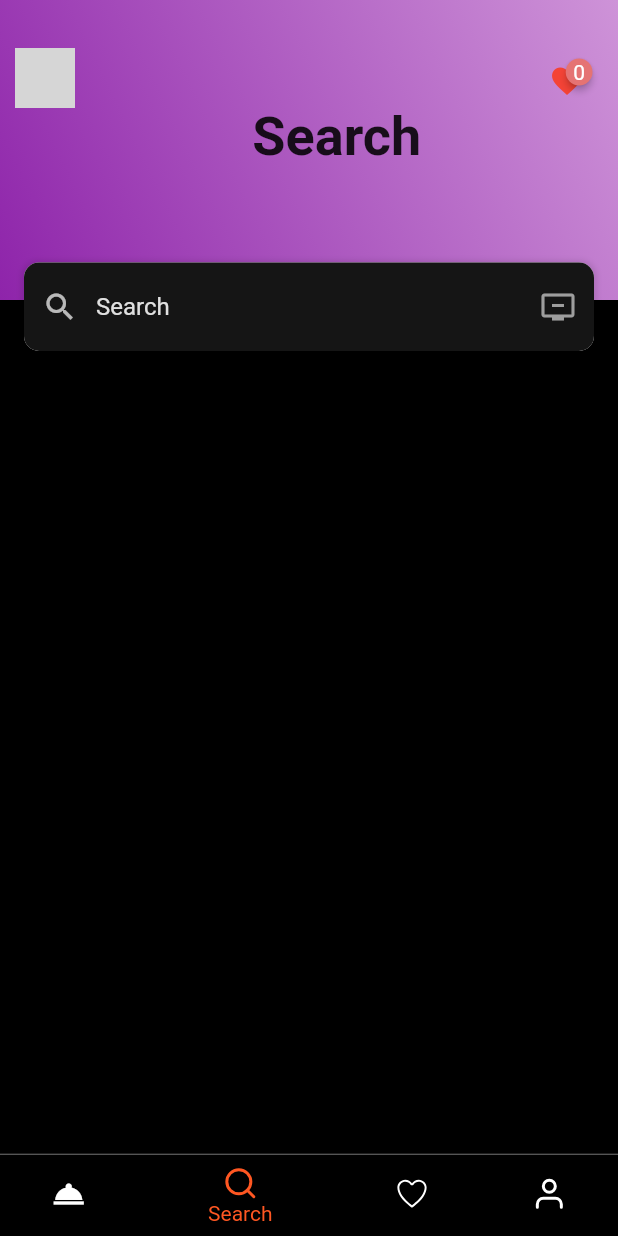
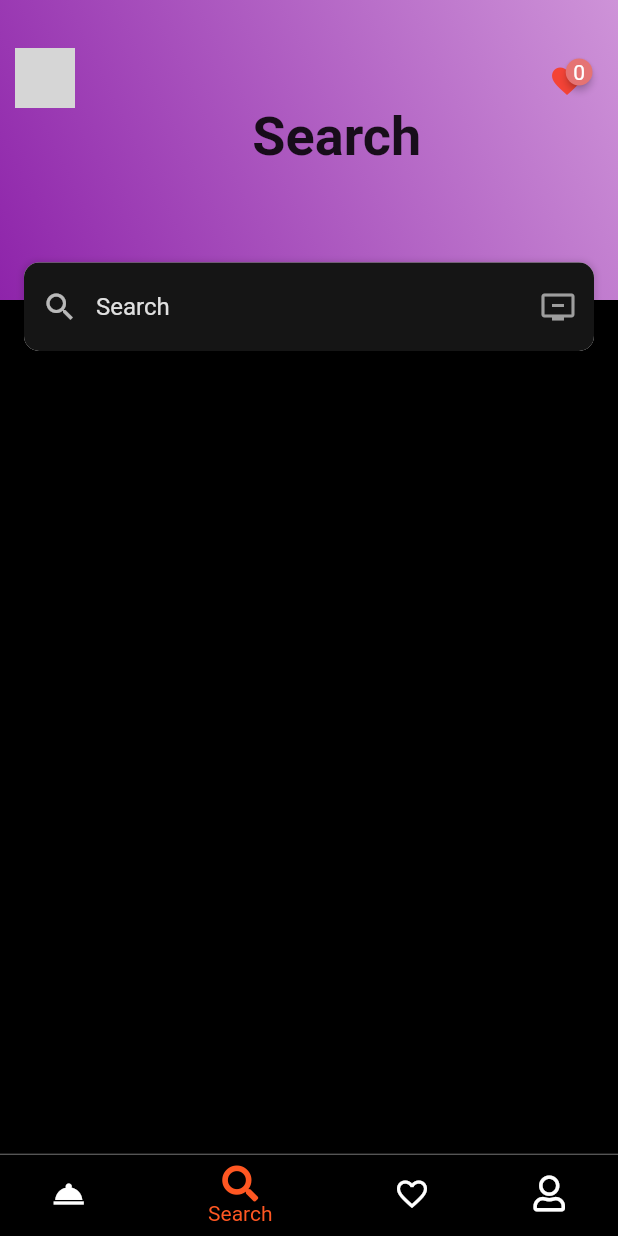
Before and after one commit to hassan-zafar/meditation_alive-Video-app, a Flutter app: the screen it shows once a user with an empty profile is signed in, item 2 of the bottom bar chosen, on a phone screen of 412 x 824 dp. Run offline on Flutter 3.47's test engine with Material 2 defaults, Android fonts, the phone set to English and light mode, and no system bars; drawn by our look-alikes of badges; our stand-ins replace bot_toast, cached_network_image, cloud_firestore, firebase_auth, firebase_core, firebase_messaging and 10 more; missing offline and left inert: list_tile_switch; accounts and stored records are empty; network calls fail; grey boxes are pictures that could not be loaded.

Commit message:
removed flutter icons

```diff
--- a/lib/auth/forget_password.dart
+++ b/lib/auth/forget_password.dart
@@ -1,7 +1,5 @@
 import 'package:firebase_auth/firebase_auth.dart';
 import 'package:flutter/material.dart';
-import 'package:flutter_icons/flutter_icons.dart';
-import 'package:fluttertoast/fluttertoast.dart';
 import 'package:meditation_alive/services/global_method.dart';
 import 'package:meditation_alive/widgets/commonWidgets.dart';
 
@@ -121,7 +119,7 @@ class _ForgetPasswordState extends State<ForgetPassword> {
                           width: 5,
                         ),
                         Icon(
-                          Entypo.key,
+                          Icons.lock,
                           size: 18,
                         )
                       ],
--- a/lib/auth/sign_up.dart
+++ b/lib/auth/sign_up.dart
@@ -2,7 +2,6 @@ import 'dart:io';
 import 'package:firebase_storage/firebase_storage.dart';
 import 'package:flutter/material.dart';
 import 'package:flutter/services.dart';
-import 'package:flutter_icons/flutter_icons.dart';
 import 'package:image_picker/image_picker.dart';
 import 'package:meditation_alive/consts/colors.dart';
 import 'package:meditation_alive/services/global_method.dart';
@@ -428,7 +427,7 @@ class _SignUpScreenState extends State<SignUpScreen> {
                                           width: 5,
                                         ),
                                         Icon(
-                                          Feather.user,
+                                          Icons.person,
                                           size: 18,
                                         )
                                       ],
--- a/lib/consts/my_icons.dart
+++ b/lib/consts/my_icons.dart
@@ -1,16 +1,14 @@
-
 import 'package:flutter/material.dart';
-import 'package:flutter_icons/flutter_icons.dart';
+import 'package:font_awesome_flutter/font_awesome_flutter.dart';
 
 class MyAppIcons {
-
-static IconData home = Feather.home;
-static IconData rss = Feather.rss;
-static IconData search = Feather.search;
-static IconData user = Feather.user;
-static IconData cart = MaterialCommunityIcons.cart;
-static IconData bag = Feather.shopping_bag;
-static IconData trash = Feather.trash;
-static IconData wishlist = Ionicons.ios_heart_empty;
-static IconData upload = Feather.upload;
+  static IconData home = FontAwesomeIcons.home;
+  static IconData rss = FontAwesomeIcons.rss;
+  static IconData search = FontAwesomeIcons.search;
+  static IconData user = FontAwesomeIcons.user;
+  static IconData cart = FontAwesomeIcons.shoppingCart;
+  static IconData bag = FontAwesomeIcons.shoppingBag;
+  static IconData trash = FontAwesomeIcons.trash;
+  static IconData wishlist = Icons.favorite_border_outlined;
+  static IconData upload = FontAwesomeIcons.upload;
 }
--- a/lib/main.dart
+++ b/lib/main.dart
@@ -20,7 +20,6 @@ import 'consts/theme_data.dart';
 const AndroidNotificationChannel channel = AndroidNotificationChannel(
   "high_importance_channel",
   "High Importance Notifications",
-  "This channel is used for important notifications",
   importance: Importance.high,
   playSound: true,
 );
--- a/pubspec.yaml
+++ b/pubspec.yaml
@@ -23,7 +23,6 @@ environment:
 dependencies:
   flutter:
     sdk: flutter
-  flutter_icons:
   firebase_storage:
   image_picker:
   cloud_firestore:
@@ -41,6 +40,7 @@ dependencies:
   google_fonts:
   firebase_messaging:
   bot_toast:
+  flutter_local_notifications:
   # The following adds the Cupertino Icons font to your application.
   # Use with the CupertinoIcons class for iOS style icons.
   cupertino_icons: ^1.0.2
@@ -61,8 +61,8 @@ flutter:
   uses-material-design: true
 
   # To add assets to your application, add an assets section, like this:
-  # assets:
-  #   - images/a_dot_burr.jpeg
+  assets:
+    - assets/images/
   #   - images/a_dot_ham.jpeg
 
   # An image asset can refer to one or more resolution-specific "variants", see
```
Also changed, not shown: pubspec.lock, 2 other files.
